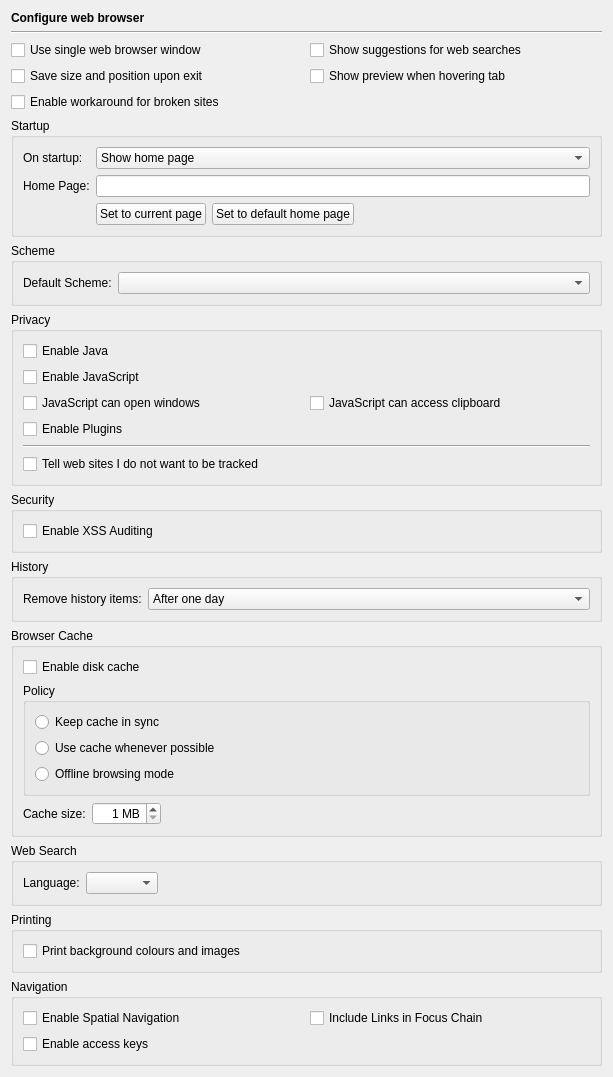
Old version of the form Preferences/ConfigurationPages/HelpWebBrowserPage.ui in the repository testmana2/test.
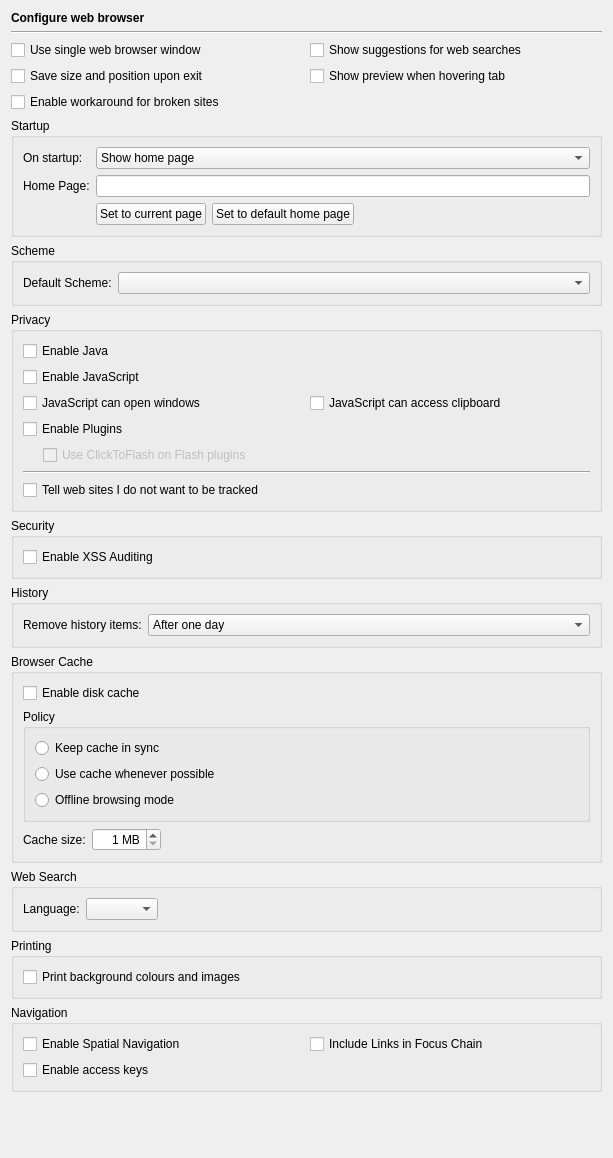
New version of the form.

Commit message: Added the ClickToFlash plug-in to (temporarily) block Flash and related content.

The edit to the form file:
```diff
--- a/Preferences/ConfigurationPages/HelpWebBrowserPage.ui
+++ b/Preferences/ConfigurationPages/HelpWebBrowserPage.ui
@@ -7,7 +7,7 @@
     <x>0</x>
     <y>0</y>
     <width>613</width>
-    <height>1049</height>
+    <height>1158</height>
    </rect>
   </property>
   <layout class="QVBoxLayout" name="verticalLayout_4">
@@ -206,7 +206,7 @@
       <string>Privacy</string>
      </property>
      <layout class="QGridLayout" name="gridLayout">
-      <item row="0" column="0" colspan="2">
+      <item row="0" column="0">
        <widget class="QCheckBox" name="javaCheckBox">
         <property name="toolTip">
          <string>Select to enable Java</string>
@@ -216,7 +216,7 @@
         </property>
        </widget>
       </item>
-      <item row="1" column="0" colspan="2">
+      <item row="1" column="0">
        <widget class="QCheckBox" name="javaScriptCheckBox">
         <property name="toolTip">
          <string>Select to enable JavaScript</string>
@@ -246,7 +246,7 @@
         </property>
        </widget>
       </item>
-      <item row="3" column="0" colspan="2">
+      <item row="3" column="0">
        <widget class="QCheckBox" name="pluginsCheckBox">
         <property name="toolTip">
          <string>Select to enable plugins in web pages</string>
@@ -257,13 +257,65 @@
        </widget>
       </item>
       <item row="4" column="0" colspan="2">
-       <widget class="Line" name="line">
-        <property name="orientation">
-         <enum>Qt::Horizontal</enum>
-        </property>
-       </widget>
+       <layout class="QHBoxLayout" name="horizontalLayout_3">
+        <item>
+         <spacer name="horizontalSpacer_4">
+          <property name="orientation">
+           <enum>Qt::Horizontal</enum>
+          </property>
+          <property name="sizeType">
+           <enum>QSizePolicy::Fixed</enum>
+          </property>
+          <property name="sizeHint" stdset="0">
+           <size>
+            <width>20</width>
+            <height>19</height>
+           </size>
+          </property>
+         </spacer>
+        </item>
+        <item>
+         <widget class="QCheckBox" name="clickToFlashCheckBox">
+          <property name="enabled">
+           <bool>false</bool>
+          </property>
+          <property name="sizePolicy">
+           <sizepolicy hsizetype="Expanding" vsizetype="Fixed">
+            <horstretch>8</horstretch>
+            <verstretch>0</verstretch>
+           </sizepolicy>
+          </property>
+          <property name="toolTip">
+           <string>Select to activate the Flash blocker</string>
+          </property>
+          <property name="text">
+           <string>Use ClickToFlash on Flash plugins</string>
+          </property>
+         </widget>
+        </item>
+        <item>
+         <spacer name="horizontalSpacer_5">
+          <property name="orientation">
+           <enum>Qt::Horizontal</enum>
+          </property>
+          <property name="sizeHint" stdset="0">
+           <size>
+            <width>308</width>
+            <height>20</height>
+           </size>
+          </property>
+         </spacer>
+        </item>
+       </layout>
       </item>
       <item row="5" column="0" colspan="2">
+       <widget class="Line" name="line">
+        <property name="orientation">
+         <enum>Qt::Horizontal</enum>
+        </property>
+       </widget>
+      </item>
+      <item row="6" column="0">
        <widget class="QCheckBox" name="doNotTrackCheckBox">
         <property name="toolTip">
          <string>Select to enabled the &quot;Do Not Track&quot; feature</string>
```
Left out of the diff: 20 changed lines with no effect on the pictures. The commit also changes 49 other files.
